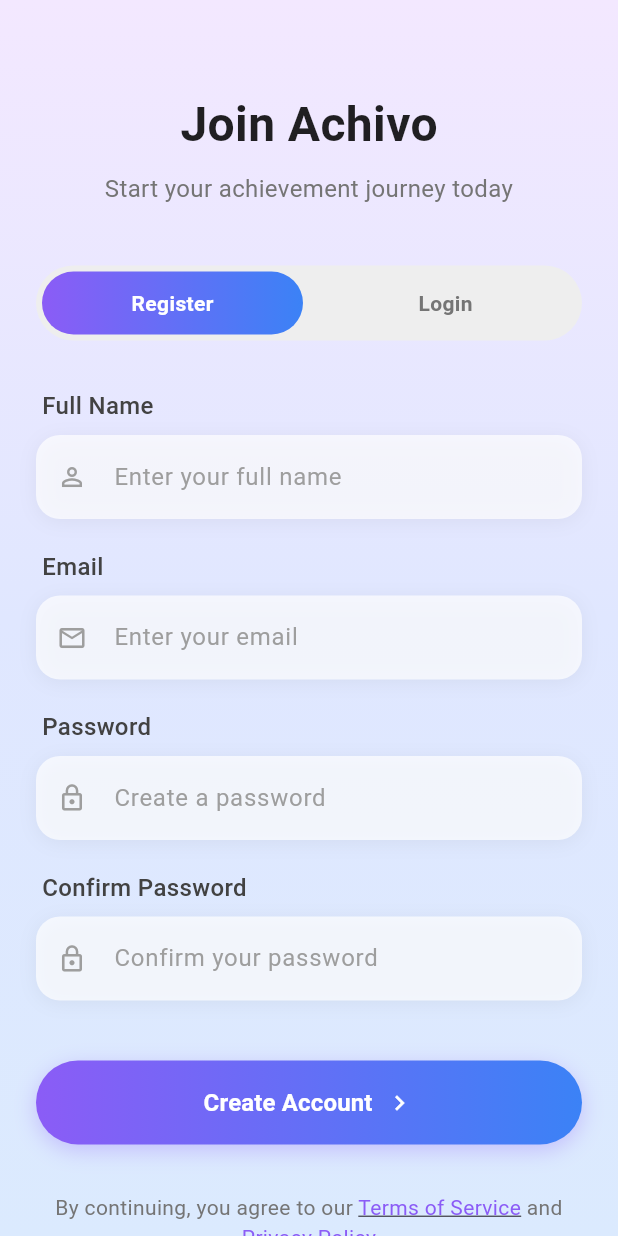
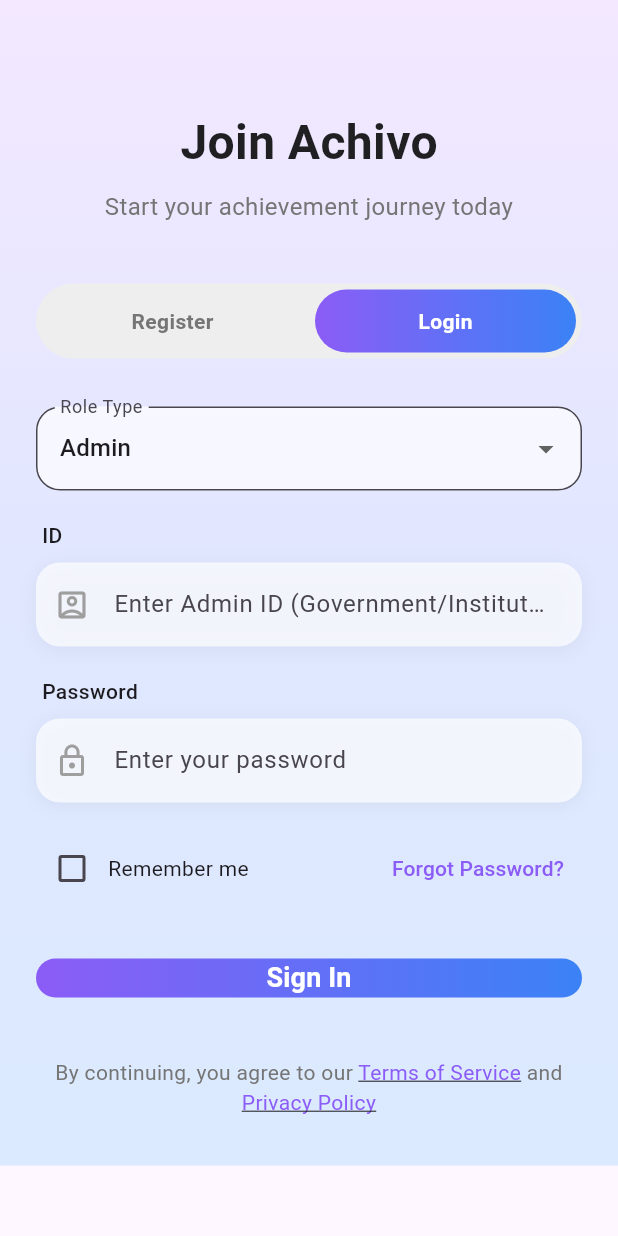
Before and after one commit to priyanshi-devOps11/Achivo_SIH25, a Flutter app: the AuthPage screen opened by its route, on a phone screen of 412 x 824 dp. Run offline on Flutter 3.47's test engine with Material 3 defaults, Android fonts, the phone set to English and light mode, and no system bars.

Commit message:
updated auth_page.dart

```diff
--- a/lib/screens/auth_page.dart
+++ b/lib/screens/auth_page.dart
@@ -7,91 +7,34 @@ class AuthPage extends StatefulWidget {
   State<AuthPage> createState() => _AuthPageState();
 }
 
-class _AuthPageState extends State<AuthPage> with TickerProviderStateMixin {
-  late AnimationController _backgroundController;
-  late AnimationController _contentController;
-  late AnimationController _iconController;
-
-  late Animation<double> _backgroundAnimation;
-  late Animation<double> _contentAnimation;
-  late Animation<double> _iconAnimation;
-
-  bool _isLoading = false;
-  bool _isLogin = false;
+class _AuthPageState extends State<AuthPage> {
+  bool _isLogin = true;
   bool _rememberMe = false;
 
   final _formKey = GlobalKey<FormState>();
-  final _fullNameController = TextEditingController();
-  final _emailController = TextEditingController();
-  final _passwordController = TextEditingController();
-  final _confirmPasswordController = TextEditingController();
+  String _selectedRole = 'Admin';
 
-  @override
-  void initState() {
-    super.initState();
+  final List<String> _registerRoles = ['Admin', 'HOD', 'Faculty'];
+  final List<String> _loginRoles = ['Admin', 'HOD', 'Faculty', 'Student'];
 
-    _backgroundController = AnimationController(
-      duration: const Duration(milliseconds: 2000),
-      vsync: this,
-    );
+  final TextEditingController _idController = TextEditingController();
+  final TextEditingController _emailController = TextEditingController();
+  final TextEditingController _passwordController = TextEditingController();
+  final TextEditingController _confirmPasswordController =
+      TextEditingController();
 
-    _contentController = AnimationController(
-      duration: const Duration(milliseconds: 1200),
-      vsync: this,
-    );
-
-    _iconController = AnimationController(
-      duration: const Duration(milliseconds: 3000),
-      vsync: this,
-    );
-
-    _backgroundAnimation = Tween<double>(begin: 0.0, end: 1.0).animate(
-      CurvedAnimation(parent: _backgroundController, curve: Curves.easeOut),
-    );
-
-    _contentAnimation = Tween<double>(begin: 0.0, end: 1.0).animate(
-      CurvedAnimation(parent: _contentController, curve: Curves.easeOut),
-    );
-
-    _iconAnimation = Tween<double>(
-      begin: 0.0,
-      end: 1.0,
-    ).animate(CurvedAnimation(parent: _iconController, curve: Curves.easeOut));
-
-    // Start animations
-    _backgroundController.forward();
-    Future.delayed(const Duration(milliseconds: 300), () {
-      _contentController.forward();
-    });
-    Future.delayed(const Duration(milliseconds: 1000), () {
-      _iconController.forward();
-    });
-  }
-
-  @override
-  void dispose() {
-    _backgroundController.dispose();
-    _contentController.dispose();
-    _iconController.dispose();
-    _fullNameController.dispose();
-    _emailController.dispose();
-    _passwordController.dispose();
-    _confirmPasswordController.dispose();
-    super.dispose();
-  }
+  bool _isLoading = false;
 
   Future<void> _handleSubmit() async {
     if (_formKey.currentState!.validate()) {
-      setState(() {
-        _isLoading = true;
-      });
+      setState(() => _isLoading = true);
 
-      // Simulate API call
+      // Simulate API call delay
       await Future.delayed(const Duration(seconds: 2));
 
-      setState(() {
-        _isLoading = false;
-      });
+      setState(() => _isLoading = false);
+
+      // Implement your login/register logic here
     }
   }
 
@@ -103,24 +46,15 @@ class _AuthPageState extends State<AuthPage> with TickerProviderStateMixin {
           gradient: LinearGradient(
             begin: Alignment.topCenter,
             end: Alignment.bottomCenter,
-            colors: [
-              Color(0xFFF3E8FF), // Light purple at top
-              Color(0xFFE0E7FF), // Light indigo
-              Color(0xFFDBEAFE), // Light blue at bottom
-            ],
+            colors: [Color(0xFFF3E8FF), Color(0xFFE0E7FF), Color(0xFFDBEAFE)],
           ),
         ),
         child: SafeArea(
           child: SingleChildScrollView(
-            child: Padding(
-              padding: const EdgeInsets.symmetric(horizontal: 24.0),
+            padding: const EdgeInsets.symmetric(horizontal: 24, vertical: 32),
             child: Column(
               children: [
-                  const SizedBox(height: 60),
-
-                  // Header
-                  Column(
-                    children: [
+                const SizedBox(height: 40),
                 Text(
                   'Join Achivo',
                   style: TextStyle(
@@ -135,12 +69,9 @@ class _AuthPageState extends State<AuthPage> with TickerProviderStateMixin {
                   style: TextStyle(fontSize: 16, color: Colors.grey[600]),
                   textAlign: TextAlign.center,
                 ),
-                    ],
-                  ),
-
                 const SizedBox(height: 40),
 
-                  // Tab selector
+                // Toggle: Register / Login
                 Container(
                   height: 50,
                   decoration: BoxDecoration(
@@ -158,8 +89,8 @@ class _AuthPageState extends State<AuthPage> with TickerProviderStateMixin {
                               gradient: !_isLogin
                                   ? const LinearGradient(
                                       colors: [
-                                          Color(0xFF8B5CF6), // purple-500
-                                          Color(0xFF3B82F6), // blue-500
+                                        Color(0xFF8B5CF6),
+                                        Color(0xFF3B82F6),
                                       ],
                                     )
                                   : null,
@@ -188,8 +119,8 @@ class _AuthPageState extends State<AuthPage> with TickerProviderStateMixin {
                               gradient: _isLogin
                                   ? const LinearGradient(
                                       colors: [
-                                          Color(0xFF8B5CF6), // purple-500
-                                          Color(0xFF3B82F6), // blue-500
+                                        Color(0xFF8B5CF6),
+                                        Color(0xFF3B82F6),
                                       ],
                                     )
                                   : null,
@@ -212,74 +143,74 @@ class _AuthPageState extends State<AuthPage> with TickerProviderStateMixin {
                     ],
                   ),
                 ),
-
                 const SizedBox(height: 32),
 
-                  // Form
                 Form(
                   key: _formKey,
                   child: Column(
                     children: [
-                        // Full Name field (only for registration)
+                      // Role Type Dropdown
+                      DropdownButtonFormField<String>(
+                        value: _selectedRole,
+                        decoration: InputDecoration(
+                          filled: true,
+                          fillColor: Colors.white.withOpacity(0.7),
+                          labelText: 'Role Type',
+                          border: OutlineInputBorder(
+                            borderRadius: BorderRadius.circular(16),
+                          ),
+                        ),
+                        items: (_isLogin ? _loginRoles : _registerRoles)
+                            .map(
+                              (role) => DropdownMenuItem(
+                                value: role,
+                                child: Text(role),
+                              ),
+                            )
+                            .toList(),
+                        onChanged: (value) =>
+                            setState(() => _selectedRole = value!),
+                      ),
+                      const SizedBox(height: 20),
+
+                      // ID Field
+                      _buildInputField(
+                        controller: _idController,
+                        label: 'ID',
+                        placeholder:
+                            'Enter ${_selectedRole} ID (Government/Institute Provided)',
+                        icon: Icons.account_box_outlined,
+                        validator: (value) =>
+                            value!.isEmpty ? 'Please enter your ID' : null,
+                      ),
+                      const SizedBox(height: 20),
+
+                      // Email field (only for registration)
                       if (!_isLogin) ...[
                         _buildInputField(
-                            controller: _fullNameController,
-                            label: 'Full Name',
-                            placeholder: 'Enter your full name',
-                            icon: Icons.person_outline,
-                            validator: (value) {
-                              if (value == null || value.isEmpty) {
-                                return 'Please enter your full name';
-                              }
-                              return null;
-                            },
+                          controller: _emailController,
+                          label: 'Email (Optional)',
+                          placeholder: 'Enter your email',
+                          icon: Icons.mail_outline,
+                          keyboardType: TextInputType.emailAddress,
+                          validator: null,
                         ),
                         const SizedBox(height: 20),
                       ],
 
-                        // Email field
+                      // Password Field
                       _buildInputField(
-                          controller: _emailController,
-                          label: 'Email',
-                          placeholder: 'Enter your email',
-                          icon: Icons.mail_outline,
-                          keyboardType: TextInputType.emailAddress,
-                          validator: (value) {
-                            if (value == null || value.isEmpty) {
-                              return 'Please enter your email';
-                            }
-                            if (!RegExp(
-                              r'^[\w-\.]+@([\w-]+\.)+[\w-]{2,4}$',
-                            ).hasMatch(value)) {
-                              return 'Please enter a valid email';
-                            }
-                            return null;
-                          },
+                        controller: _passwordController,
+                        label: 'Password',
+                        placeholder: 'Enter your password',
+                        icon: Icons.lock_outline,
+                        obscureText: true,
+                        validator: (value) =>
+                            value!.isEmpty ? 'Please enter password' : null,
                       ),
                       const SizedBox(height: 20),
 
-                        // Password field
-                        _buildInputField(
-                          controller: _passwordController,
-                          label: 'Password',
-                          placeholder: _isLogin
-                              ? 'Enter your password'
-                              : 'Create a password',
-                          icon: Icons.lock_outline,
-                          obscureText: true,
-                          validator: (value) {
-                            if (value == null || value.isEmpty) {
-                              return 'Please enter your password';
-                            }
-                            if (!_isLogin && value.length < 6) {
-                              return 'Password must be at least 6 characters';
-                            }
-                            return null;
-                          },
-                        ),
-                        const SizedBox(height: 20),
-
-                        // Confirm Password field (only for registration)
+                      // Confirm Password (only registration)
                       if (!_isLogin) ...[
                         _buildInputField(
                           controller: _confirmPasswordController,
@@ -287,122 +218,77 @@ class _AuthPageState extends State<AuthPage> with TickerProviderStateMixin {
                           placeholder: 'Confirm your password',
                           icon: Icons.lock_outline,
                           obscureText: true,
-                            validator: (value) {
-                              if (value == null || value.isEmpty) {
-                                return 'Please confirm your password';
-                              }
-                              if (value != _passwordController.text) {
-                                return 'Passwords do not match';
-                              }
-                              return null;
-                            },
+                          validator: (value) =>
+                              value != _passwordController.text
+                              ? 'Passwords do not match'
+                              : null,
                         ),
                         const SizedBox(height: 20),
                       ],
 
-                        // Remember me and forgot password (only for login)
+                      // Remember Me + Forgot Password (only login)
                       if (_isLogin) ...[
                         Row(
                           mainAxisAlignment: MainAxisAlignment.spaceBetween,
                           children: [
                             Row(
                               children: [
-                                  Transform.scale(
-                                    scale: 0.9,
-                                    child: Checkbox(
+                                Checkbox(
                                   value: _rememberMe,
                                   onChanged: (value) =>
                                       setState(() => _rememberMe = value!),
                                   activeColor: const Color(0xFF8B5CF6),
-                                      shape: RoundedRectangleBorder(
-                                        borderRadius: BorderRadius.circular(4),
                                 ),
+                                const Text('Remember me'),
+                              ],
                             ),
-                                  ),
-                                  Text(
-                                    'Remember me',
-                                    style: TextStyle(
-                                      color: Colors.grey[800],
-                                      fontSize: 14,
+                            TextButton(
+                              onPressed: () {
+                                // Handle Forgot Password
+                              },
+                              child: const Text(
+                                'Forgot Password?',
+                                style: TextStyle(color: Color(0xFF8B5CF6)),
                               ),
                             ),
                           ],
                         ),
-                              TextButton(
-                                onPressed: () {
-                                  // Handle forgot password
-                                },
-                                child: const Text(
-                                  'Forgot password?',
-                                  style: TextStyle(
-                                    color: Color(0xFF8B5CF6),
-                                    fontSize: 14,
-                                    decoration: TextDecoration.none,
-                                  ),
-                                ),
-                              ),
+                        const SizedBox(height: 20),
                       ],
-                          ),
-                          const SizedBox(height: 10),
-                        ] else
-                          const SizedBox(height: 20),
 
-                        // Submit button
-                        Container(
-                          width: double.infinity,
-                          height: 56,
-                          decoration: BoxDecoration(
-                            gradient: const LinearGradient(
-                              colors: [
-                                Color(0xFF8B5CF6), // purple-500
-                                Color(0xFF3B82F6), // blue-500
-                              ],
-                            ),
-                            borderRadius: BorderRadius.circular(28),
-                            boxShadow: [
-                              BoxShadow(
-                                color: const Color(0xFF8B5CF6).withOpacity(0.3),
-                                blurRadius: 12,
-                                offset: const Offset(0, 4),
-                              ),
-                            ],
-                          ),
-                          child: ElevatedButton(
+                      // Submit Button
+                      ElevatedButton(
                         onPressed: _isLoading ? null : _handleSubmit,
                         style: ElevatedButton.styleFrom(
-                              backgroundColor: Colors.transparent,
-                              shadowColor: Colors.transparent,
+                          minimumSize: const Size(double.infinity, 56),
                           shape: RoundedRectangleBorder(
                             borderRadius: BorderRadius.circular(28),
                           ),
+                          padding: const EdgeInsets.symmetric(vertical: 16),
+                          backgroundColor: Colors.transparent,
+                          shadowColor: Colors.transparent,
                         ),
+                        child: Ink(
+                          decoration: const BoxDecoration(
+                            gradient: LinearGradient(
+                              colors: [Color(0xFF8B5CF6), Color(0xFF3B82F6)],
+                            ),
+                            borderRadius: BorderRadius.all(Radius.circular(28)),
+                          ),
+                          child: Container(
+                            alignment: Alignment.center,
                             child: _isLoading
-                                ? const SizedBox(
-                                    width: 20,
-                                    height: 20,
-                                    child: CircularProgressIndicator(
+                                ? const CircularProgressIndicator(
                                     color: Colors.white,
-                                      strokeWidth: 2,
-                                    ),
                                   )
-                                : Row(
-                                    mainAxisAlignment: MainAxisAlignment.center,
-                                    children: [
-                                      Text(
+                                : Text(
                                     _isLogin ? 'Sign In' : 'Create Account',
                                     style: const TextStyle(
                                       color: Colors.white,
-                                          fontSize: 16,
+                                      fontSize: 18,
                                       fontWeight: FontWeight.w600,
                                     ),
                                   ),
-                                      const SizedBox(width: 8),
-                                      const Icon(
-                                        Icons.chevron_right,
-                                        color: Colors.white,
-                                        size: 20,
-                                      ),
-                                    ],
                           ),
                         ),
                       ),
@@ -410,14 +296,12 @@ class _AuthPageState extends State<AuthPage> with TickerProviderStateMixin {
                   ),
                 ),
 
-                  const SizedBox(height: 32),
-
-                  // Footer
+                const SizedBox(height: 24),
                 Text.rich(
                   TextSpan(
                     text: 'By continuing, you agree to our ',
-                      style: TextStyle(color: Colors.grey[600], fontSize: 14),
-                      children: [
+                    style: TextStyle(color: Colors.grey[600]),
+                    children: const [
                       TextSpan(
                         text: 'Terms of Service',
                         style: TextStyle(
@@ -425,7 +309,7 @@ class _AuthPageState extends State<AuthPage> with TickerProviderStateMixin {
                           decoration: TextDecoration.underline,
                         ),
                       ),
-                        const TextSpan(text: ' and '),
+                      TextSpan(text: ' and '),
                       TextSpan(
                         text: 'Privacy Policy',
                         style: TextStyle(
@@ -437,10 +321,7 @@ class _AuthPageState extends State<AuthPage> with TickerProviderStateMixin {
                   ),
                   textAlign: TextAlign.center,
                 ),
-
-                  const SizedBox(height: 40),
               ],
-              ),
             ),
           ),
         ),
@@ -464,11 +345,7 @@ class _AuthPageState extends State<AuthPage> with TickerProviderStateMixin {
           padding: const EdgeInsets.only(left: 4, bottom: 8),
           child: Text(
             label,
-            style: TextStyle(
-              color: Colors.grey[800],
-              fontSize: 16,
-              fontWeight: FontWeight.w500,
-            ),
+            style: const TextStyle(fontWeight: FontWeight.w500),
           ),
         ),
         Container(
@@ -488,11 +365,9 @@ class _AuthPageState extends State<AuthPage> with TickerProviderStateMixin {
             obscureText: obscureText,
             keyboardType: keyboardType,
             validator: validator,
-            style: TextStyle(color: Colors.grey[800], fontSize: 16),
             decoration: InputDecoration(
               hintText: placeholder,
-              hintStyle: TextStyle(color: Colors.grey[500], fontSize: 16),
-              prefixIcon: Icon(icon, color: Colors.grey[500], size: 20),
+              prefixIcon: Icon(icon, color: Colors.grey[500]),
               border: InputBorder.none,
               contentPadding: const EdgeInsets.symmetric(
                 horizontal: 20,
```
Lines whose indentation alone changed are shown as unchanged.
